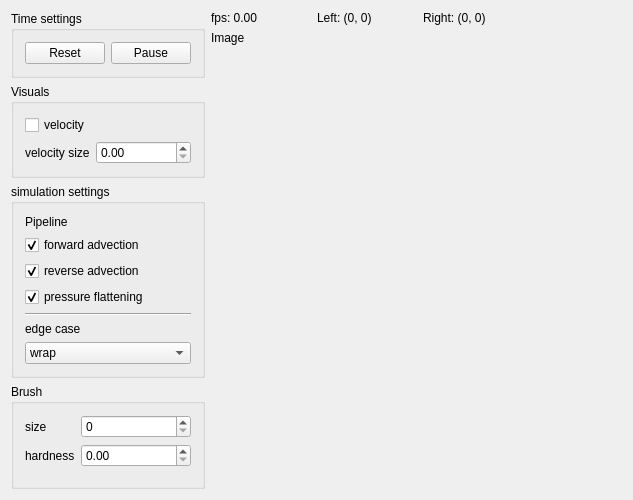
loosstef/grid-based-fluid-simulator, file mainwindow.ui: the form before one commit.
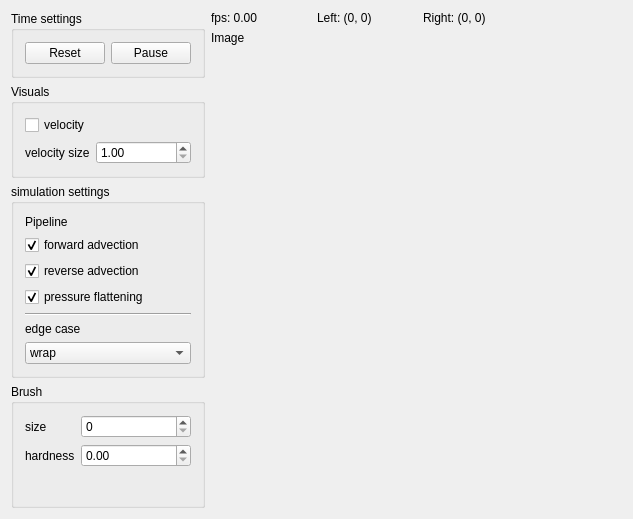
The form after the commit. Custom widgets are drawn as their Qt base class.

What changed in the file:
```diff
--- a/mainwindow.ui
+++ b/mainwindow.ui
@@ -10,7 +10,7 @@
     <x>0</x>
     <y>0</y>
     <width>633</width>
-    <height>500</height>
+    <height>519</height>
    </rect>
   </property>
   <property name="sizePolicy">
@@ -79,7 +79,20 @@
           </widget>
          </item>
          <item row="1" column="1">
-          <widget class="QDoubleSpinBox" name="velocitySize"/>
+          <widget class="QDoubleSpinBox" name="velocitySize">
+           <property name="minimum">
+            <double>1.000000000000000</double>
+           </property>
+           <property name="maximum">
+            <double>1000.000000000000000</double>
+           </property>
+           <property name="singleStep">
+            <double>10.000000000000000</double>
+           </property>
+           <property name="value">
+            <double>1.000000000000000</double>
+           </property>
+          </widget>
          </item>
         </layout>
        </widget>
```
